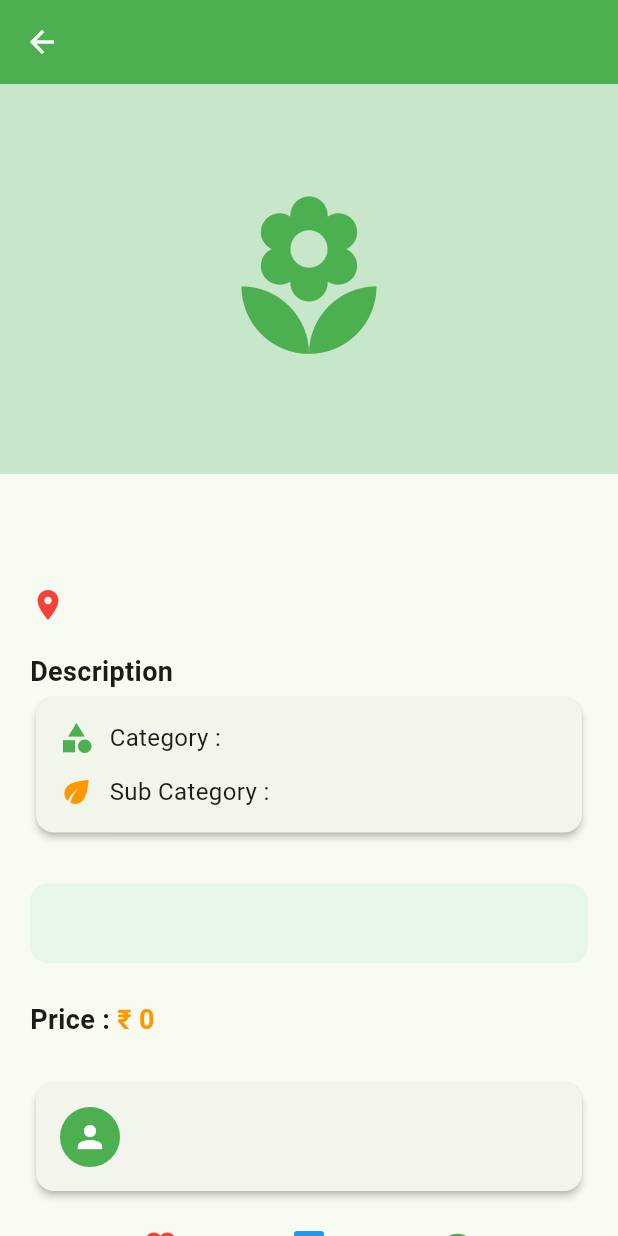
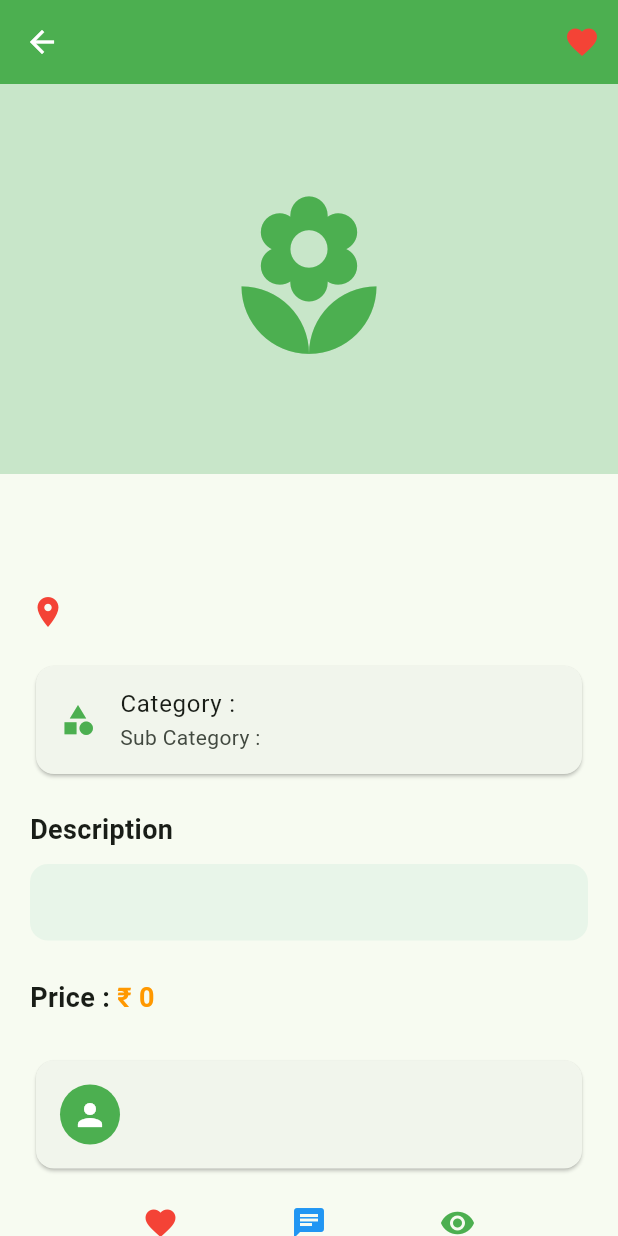
Before and after one commit to ravikantcom-cell/plantmitra_1, a Flutter app: the PlantDetailScreen screen opened directly with empty values, on a phone screen of 412 x 824 dp. Run offline on Flutter 3.47's test engine with Material 3 defaults, Android fonts, the light colour scheme and no system bars; our stand-ins replace cloud_firestore, dropdown_search, firebase_auth, firebase_core, firebase_storage, fluttertoast and 2 more; accounts and stored records are empty.

Commit message:
add button home button ready

```diff
--- a/lib/screens/detail/plant_detail_screen.dart
+++ b/lib/screens/detail/plant_detail_screen.dart
@@ -1,12 +1,13 @@
+import 'package:cloud_firestore/cloud_firestore.dart';
 import 'package:firebase_auth/firebase_auth.dart';
 import 'package:flutter/material.dart';
-import 'package:cloud_firestore/cloud_firestore.dart';
 import 'package:fluttertoast/fluttertoast.dart';
 
+import 'package:plantmitra/services/favorite_service.dart';
+import '../chat/chat_screen.dart';
 import '../edit_plant/edit_plant_screen.dart';
-import '../chat/chat_screen.dart';
 
-class PlantDetailScreen extends StatelessWidget {
+class PlantDetailScreen extends StatefulWidget {
   final String documentId;
   final Map<String, dynamic> plant;
 
@@ -16,223 +17,217 @@ class PlantDetailScreen extends StatelessWidget {
     required this.plant,
   });
 
-  Future<void> deletePlant(BuildContext context) async {
-    final isOwner = FirebaseAuth.instance.currentUser?.uid == plant["ownerId"];
+  @override
+  State<PlantDetailScreen> createState() => _PlantDetailScreenState();
+}
 
+class _PlantDetailScreenState extends State<PlantDetailScreen> {
+  final FavoriteService favoriteService = FavoriteService();
+  bool isFavorite = false;
+
+  @override
+  void initState() {
+    super.initState();
+    _loadFavoriteState();
+    _increaseView();
+  }
+
+  // ✅ FIX: Stream ko listen karein
+  Future<void> _loadFavoriteState() async {
+    try {
+      final isFav = await favoriteService.isFavorite(widget.documentId).first;
+      if (mounted) {
+        setState(() {
+          isFavorite = isFav;
+        });
+      }
+    } catch (e) {
+      print("Error loading favorite state: $e");
+    }
+  }
+
+  // ✅ FIX: Views badhayein
+  Future<void> _increaseView() async {
+    try {
+      await FirebaseFirestore.instance
+          .collection("plants")
+          .doc(widget.documentId)
+          .update({
+        "views": FieldValue.increment(1),
+      });
+
+      if (mounted) {
+        setState(() {
+          widget.plant["views"] = (widget.plant["views"] ?? 0) + 1;
+        });
+      }
+    } catch (e) {
+      print("Error updating views: $e");
+    }
+  }
+
+  Future<void> toggleFavorite() async {
+    final user = FirebaseAuth.instance.currentUser;
+    if (user == null) {
+      Fluttertoast.showToast(msg: "Please login to favorite");
+      return;
+    }
+
+    final uid = user.uid;
+    final plantRef = FirebaseFirestore.instance.collection("plants").doc(widget.documentId);
+    final favRef = FirebaseFirestore.instance.collection("users").doc(uid).collection("favorites").doc(widget.documentId);
+    final favDoc = await favRef.get();
+
+    try {
+      if (favDoc.exists) {
+        // Unfavorite
+        await favRef.delete();
+        await plantRef.update({"favoriteCount": FieldValue.increment(-1)});
+        if (mounted) {
+          setState(() {
+            isFavorite = false;
+            widget.plant["favoriteCount"] = (widget.plant["favoriteCount"] ?? 1) - 1;
+          });
+          Fluttertoast.showToast(msg: "Removed from favorites", toastLength: Toast.LENGTH_SHORT);
+        }
+      } else {
+        // Favorite
+        await favRef.set({"createdAt": FieldValue.serverTimestamp()});
+        await plantRef.update({"favoriteCount": FieldValue.increment(1)});
+        if (mounted) {
+          setState(() {
+            isFavorite = true;
+            widget.plant["favoriteCount"] = (widget.plant["favoriteCount"] ?? 0) + 1;
+          });
+          Fluttertoast.showToast(msg: "Added to favorites! ❤️", toastLength: Toast.LENGTH_SHORT);
+        }
+      }
+    } catch (e) {
+      if (mounted) {
+        Fluttertoast.showToast(msg: "Failed to update favorite");
+      }
+    }
+  }
+
+  Future<void> deletePlant() async {
     final confirm = await showDialog<bool>(
       context: context,
-      builder: (context) {
-        return AlertDialog(
+      builder: (context) => AlertDialog(
         title: const Text("Delete Plant"),
-          content: const Text(
-            "Are you sure you want to delete this plant?",
-          ),
+        content: const Text("Are you sure you want to delete this plant?"),
         actions: [
           TextButton(
             onPressed: () => Navigator.pop(context, false),
             child: const Text("Cancel"),
           ),
           ElevatedButton(
-              style: ElevatedButton.styleFrom(
-                backgroundColor: Colors.red,
-                foregroundColor: Colors.white,
-              ),
+            style: ElevatedButton.styleFrom(backgroundColor: Colors.red, foregroundColor: Colors.white),
             onPressed: () => Navigator.pop(context, true),
             child: const Text("Delete"),
           ),
-            // Chat button is only shown if NOT the owner
-            if (!isOwner)
-              const SizedBox(height: 15), // Spacing
-            if (!isOwner)
-              SizedBox(
-                width: double.infinity,
-                height: 50,
-                child: ElevatedButton.icon(
-                  style: ElevatedButton.styleFrom(
-                    backgroundColor: Colors.blue,
-                    foregroundColor: Colors.white,
+        ],
       ),
-                  icon: const Icon(Icons.chat),
-                  label: const Text(
-                    "Chat with Owner",
-                    style: TextStyle(fontSize: 17),
-                  ),
-                  onPressed: () {
-                    Navigator.push(
-                      context,
-                      MaterialPageRoute(
-                        builder: (_) => ChatScreen(
-  plantId: documentId,
-  receiverId: plant["ownerId"],
-  receiverName: plant["name"] ?? "",
-),
-                      ),
-                    );
-                  },
-                ),
-              ),
-          ],
-        );
-      },
     );
 
     if (confirm != true) return;
 
     try {
-      await FirebaseFirestore.instance
-          .collection("plants")
-          .doc(documentId)
-          .delete();
-
-      Fluttertoast.showToast(
-        msg: "Plant Deleted Successfully",
-      );
-
-      if (context.mounted) {
+      await FirebaseFirestore.instance.collection("plants").doc(widget.documentId).delete();
+      if (mounted) {
+        Fluttertoast.showToast(msg: "Plant Deleted Successfully", backgroundColor: Colors.green);
         Navigator.pop(context);
       }
     } catch (e) {
-      Fluttertoast.showToast(msg: "Error: $e");
+      if (mounted) {
+        Fluttertoast.showToast(msg: e.toString());
+      }
     }
   }
 
   @override
   Widget build(BuildContext context) {
     final user = FirebaseAuth.instance.currentUser;
-    final bool isOwner = user != null && user.uid == plant["ownerId"];
+    final isOwner = user != null && user.uid == widget.plant["ownerId"];
 
     return Scaffold(
       appBar: AppBar(
-        title: Text(plant["name"] ?? "Plant"),
+        title: Text(widget.plant["name"] ?? "Plant"),
         backgroundColor: Colors.green,
         foregroundColor: Colors.white,
+        actions: [
+          IconButton(
+            icon: Icon(
+              isFavorite ? Icons.favorite : Icons.favorite_border,
+              color: Colors.red,
+            ),
+            onPressed: toggleFavorite,
+          ),
+        ],
       ),
       body: SingleChildScrollView(
         child: Column(
           crossAxisAlignment: CrossAxisAlignment.start,
           children: [
-            /// IMAGE
             Container(
               width: double.infinity,
               height: 260,
               color: Colors.green.shade100,
-              child: (plant["imageUrl"] ?? "").toString().isNotEmpty
+              child: (widget.plant["imageUrl"] ?? "").toString().isNotEmpty
                   ? Image.network(
-                      plant["imageUrl"],
+                      widget.plant["imageUrl"],
                       fit: BoxFit.cover,
-                      errorBuilder: (_, _, _) {
-                        return const Center(
-                          child: Icon(
-                            Icons.local_florist,
-                            size: 120,
-                            color: Colors.green,
+                      errorBuilder: (_, __, ___) => const Center(
+                        child: Icon(Icons.local_florist, size: 120, color: Colors.green),
                       ),
-                        );
-                      },
                     )
                   : const Center(
-                      child: Icon(
-                        Icons.local_florist,
-                        size: 120,
-                        color: Colors.green,
+                      child: Icon(Icons.local_florist, size: 120, color: Colors.green),
                     ),
             ),
-            ),
+
             Padding(
               padding: const EdgeInsets.all(20),
               child: Column(
                 crossAxisAlignment: CrossAxisAlignment.start,
                 children: [
                   Text(
-  plant["name"] ?? "",
-  style: const TextStyle(
-    fontSize: 28,
-    fontWeight: FontWeight.bold,
+                    widget.plant["name"] ?? "",
+                    style: const TextStyle(fontSize: 28, fontWeight: FontWeight.bold),
+                  ),
+                  if ((widget.plant["scientificName"] ?? "").toString().isNotEmpty)
+                    Padding(
+                      padding: const EdgeInsets.only(top: 5),
+                      child: Text(
+                        widget.plant["scientificName"],
+                        style: TextStyle(fontSize: 17, color: Colors.grey.shade700, fontStyle: FontStyle.italic),
                       ),
                     ),
 
-if ((plant["scientificName"] ?? "").toString().isNotEmpty)
-  Padding(
-    padding: const EdgeInsets.only(top: 5),
-    child: Text(
-      plant["scientificName"],
-      style: TextStyle(
-        fontSize: 17,
-        color: Colors.grey.shade700,
-        fontStyle: FontStyle.italic,
+                  const SizedBox(height: 20),
+
+                  Row(
+                    children: [
+                      const Icon(Icons.location_on, color: Colors.red),
+                      const SizedBox(width: 8),
+                      Expanded(child: Text(widget.plant["location"] ?? "")),
+                    ],
                   ),
+
+                  const SizedBox(height: 20),
+
+                  Card(
+                    child: ListTile(
+                      leading: const Icon(Icons.category, color: Colors.green),
+                      title: Text("Category : ${widget.plant["category"] ?? "-"}"),
+                      subtitle: Text("Sub Category : ${widget.plant["subCategory"] ?? "-"}"),
                     ),
                   ),
 
-const SizedBox(height: 15),
-                  Row(
-                    children: [
-                      const Icon(
-                        Icons.location_on,
-                        color: Colors.red,
-                      ),
-                      const SizedBox(width: 8),
-                      Expanded(
-                        child: Text(
-                          plant["location"] ?? "",
-                          style: const TextStyle(fontSize: 16),
-                        ),
-                      ),
-                    ],
-                  ),
                   const SizedBox(height: 20),
-                  const Text(
-                    "Description",
-                    style: TextStyle(
-                      fontSize: 18,
-                      fontWeight: FontWeight.bold,
-                    ),
-                  ),
-                  Card(
-  elevation: 2,
-  shape: RoundedRectangleBorder(
-    borderRadius: BorderRadius.circular(12),
-  ),
-  child: Padding(
-    padding: const EdgeInsets.all(15),
-    child: Column(
-      children: [
 
-        Row(
-          children: [
-            const Icon(Icons.category,color: Colors.green),
-            const SizedBox(width:10),
-            Expanded(
-              child: Text(
-                "Category : ${plant["category"] ?? "-"}",
-                style: const TextStyle(fontSize:16),
-              ),
-            ),
-          ],
-        ),
+                  const Text("Description", style: TextStyle(fontSize: 18, fontWeight: FontWeight.bold)),
+                  const SizedBox(height: 10),
 
-        const SizedBox(height:12),
-
-        Row(
-          children: [
-            const Icon(Icons.eco,color: Colors.orange),
-            const SizedBox(width:10),
-            Expanded(
-              child: Text(
-                "Sub Category : ${plant["subCategory"] ?? "-"}",
-                style: const TextStyle(fontSize:16),
-              ),
-            ),
-          ],
-        ),
-
-      ],
-    ),
-  ),
-),
-
-const SizedBox(height:20),
-                  const SizedBox(height: 10),
                   Container(
                     width: double.infinity,
                     padding: const EdgeInsets.all(15),
@@ -240,120 +235,87 @@ const SizedBox(height:20),
                       color: Colors.green.shade50,
                       borderRadius: BorderRadius.circular(12),
                     ),
-                    child: Text(
-                      plant["description"] ?? "No description available.",
-                      style: const TextStyle(fontSize: 16),
+                    child: Text(widget.plant["description"] ?? "No description"),
+                  ),
+
+                  const SizedBox(height: 25),
+
+                  Row(
+                    children: [
+                      const Text("Price : ", style: TextStyle(fontWeight: FontWeight.bold, fontSize: 18)),
+                      Text(
+                        widget.plant["isFree"] == true ? "FREE 🌱" : "₹ ${widget.plant["price"]}",
+                        style: TextStyle(
+                          fontWeight: FontWeight.bold,
+                          fontSize: 18,
+                          color: widget.plant["isFree"] == true ? Colors.green : Colors.orange,
+                        ),
+                      )
+                    ],
+                  ),
+
+                  const SizedBox(height: 25),
+
+                  Card(
+                    child: ListTile(
+                      leading: CircleAvatar(
+                        backgroundColor: Colors.green,
+                        backgroundImage: (widget.plant["ownerPhoto"] ?? "").toString().isNotEmpty
+                            ? NetworkImage(widget.plant["ownerPhoto"])
+                            : null,
+                        child: (widget.plant["ownerPhoto"] ?? "").toString().isEmpty
+                            ? const Icon(Icons.person, color: Colors.white)
+                            : null,
+                      ),
+                      title: Text(widget.plant["ownerName"] ?? ""),
+                      subtitle: Text(widget.plant["ownerEmail"] ?? ""),
                     ),
                   ),
-                  const SizedBox(height: 25),
+
+                  const SizedBox(height: 20),
+
                   Row(
+                    mainAxisAlignment: MainAxisAlignment.spaceEvenly,
                     children: [
-                      const Text(
-                        "Price : ",
-                        style: TextStyle(
-                          fontSize: 18,
-                          fontWeight: FontWeight.bold,
+                      Column(
+                        children: [
+                          const Icon(Icons.favorite, color: Colors.red),
+                          Text("${widget.plant["favoriteCount"] ?? 0}"),
+                        ],
                       ),
+                      Column(
+                        children: [
+                          const Icon(Icons.chat, color: Colors.blue),
+                          Text("${widget.plant["chatCount"] ?? 0}"),
+                        ],
                       ),
-                      Text(
-                        plant["isFree"] == true
-                            ? "FREE 🌱"
-                            : "₹ ${plant["price"]}",
-                        style: TextStyle(
-                          fontSize: 18,
-                          fontWeight: FontWeight.bold,
-                          color: plant["isFree"] == true
-                              ? Colors.green
-                              : Colors.orange,
-                        ),
+                      Column(
+                        children: [
+                          const Icon(Icons.visibility, color: Colors.green),
+                          Text("${widget.plant["views"] ?? 0}"),
+                        ],
                       ),
                     ],
                   ),
+
                   const SizedBox(height: 25),
-                  Card(
-  elevation: 2,
-  shape: RoundedRectangleBorder(
-    borderRadius: BorderRadius.circular(12),
-  ),
-  child: ListTile(
-    leading: CircleAvatar(
-      backgroundColor: Colors.green,
-      backgroundImage:
-          (plant["ownerPhoto"] ?? "").toString().isNotEmpty
-              ? NetworkImage(plant["ownerPhoto"])
-              : null,
-      child: (plant["ownerPhoto"] ?? "").toString().isEmpty
-          ? const Icon(Icons.person,color: Colors.white)
-          : null,
-    ),
-    title: Text(
-      plant["ownerName"] ?? "Unknown",
-      style: const TextStyle(
-        fontWeight: FontWeight.bold,
-      ),
-    ),
-    subtitle: Text(
-      plant["ownerEmail"] ?? "",
-    ),
-  ),
-),
 
-const SizedBox(height:20),
-Row(
-  mainAxisAlignment: MainAxisAlignment.spaceEvenly,
-  children: [
-
-    Column(
-      children: [
-        const Icon(Icons.favorite,color: Colors.red),
-        const SizedBox(height:4),
-        Text("${plant["favoriteCount"] ?? 0}"),
-      ],
-    ),
-
-    Column(
-      children: [
-        const Icon(Icons.chat,color: Colors.blue),
-        const SizedBox(height:4),
-        Text("${plant["chatCount"] ?? 0}"),
-      ],
-    ),
-
-    Column(
-      children: [
-        const Icon(Icons.visibility,color: Colors.green),
-        const SizedBox(height:4),
-        Text("${plant["views"] ?? 0}"),
-      ],
-    ),
-
-  ],
-),
-
-const SizedBox(height:25),
-                  // Chat button (only for other user's plants)
                   if (!isOwner)
                     SizedBox(
                       width: double.infinity,
                       height: 55,
                       child: ElevatedButton.icon(
-                        style: ElevatedButton.styleFrom(
-                          backgroundColor: Colors.blue,
-                          foregroundColor: Colors.white,
-                        ),
+                        style: ElevatedButton.styleFrom(backgroundColor: Colors.blue, foregroundColor: Colors.white),
                         icon: const Icon(Icons.chat),
-                        label: const Text(
-                          "Chat with Owner",
-                          style: TextStyle(fontSize: 18),
-                        ),
+                        label: const Text("Chat with Owner"),
                         onPressed: () {
                           Navigator.push(
                             context,
                             MaterialPageRoute(
                               builder: (_) => ChatScreen(
-  plantId: documentId,
-  receiverId: plant["ownerId"],
-  receiverName: plant["name"] ?? "",
+                                plantId: widget.documentId,
+                                receiverId: widget.plant["ownerId"],
+                                receiverName: widget.plant["ownerName"] ?? "",
                               ),
                             ),
                           );
@@ -361,17 +323,14 @@ const SizedBox(height:25),
                       ),
                     ),
 
-                  const SizedBox(height: 35),
+                  const SizedBox(height: 25),
+
                   if (isOwner)
                     Row(
                       children: [
                         Expanded(
                           child: ElevatedButton.icon(
-                            style: ElevatedButton.styleFrom(
-                              backgroundColor: Colors.blue,
-                              foregroundColor: Colors.white,
-                              minimumSize: const Size.fromHeight(50),
-                            ),
+                            style: ElevatedButton.styleFrom(backgroundColor: Colors.blue, foregroundColor: Colors.white),
                             icon: const Icon(Icons.edit),
                             label: const Text("Edit"),
                             onPressed: () {
@@ -379,8 +338,8 @@ const SizedBox(height:25),
                                 context,
                                 MaterialPageRoute(
                                   builder: (_) => EditPlantScreen(
-                                    documentId: documentId,
-                                    plant: plant,
+                                    documentId: widget.documentId,
+                                    plant: widget.plant,
                                   ),
                                 ),
                               );
@@ -390,16 +349,10 @@ const SizedBox(height:25),
                         const SizedBox(width: 15),
                         Expanded(
                           child: ElevatedButton.icon(
-                            style: ElevatedButton.styleFrom(
-                              backgroundColor: Colors.red,
-                              foregroundColor: Colors.white,
-                              minimumSize: const Size.fromHeight(50),
-                            ),
+                            style: ElevatedButton.styleFrom(backgroundColor: Colors.red, foregroundColor: Colors.white),
                             icon: const Icon(Icons.delete),
                             label: const Text("Delete"),
-                            onPressed: () {
-                              deletePlant(context);
-                            },
+                            onPressed: deletePlant,
                           ),
                         ),
                       ],
```
Also changed, not shown: lib/screens/favorites/favorite_screen.dart (+35 -86 lines). Lines whose indentation alone changed are shown as unchanged.
